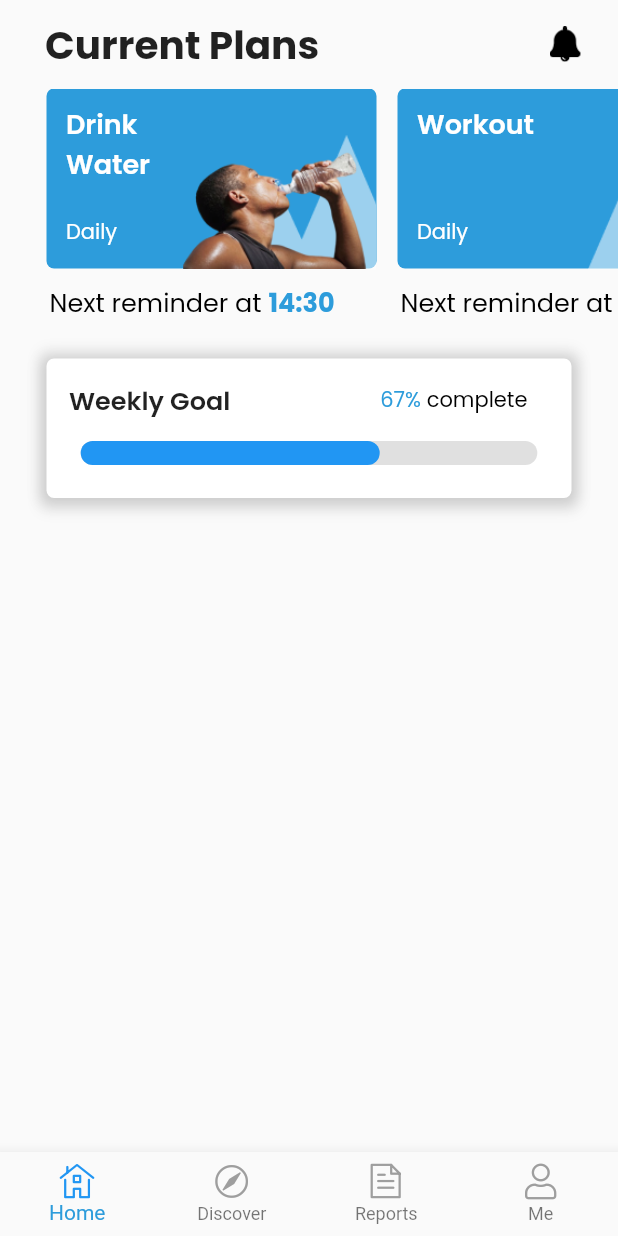
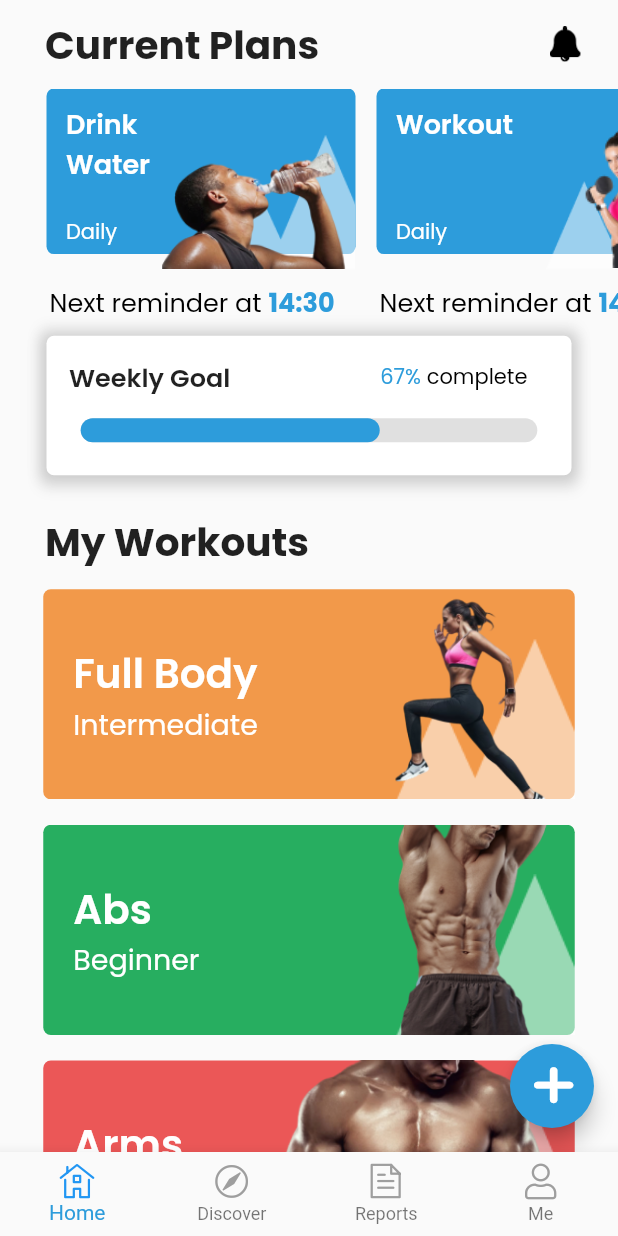
Before and after one commit to a-oboh/Fitminder, a Flutter app: the screen it shows after launch, on a phone screen of 412 x 824 dp. Run offline on Flutter 3.47's test engine with Material 2 defaults, Android fonts, the phone set to English and light mode, and no system bars; our stand-ins replace google_fonts.

Commit message:
complete first page

```diff
--- a/lib/customs/colors.dart
+++ b/lib/customs/colors.dart
@@ -2,5 +2,8 @@ import 'package:flutter/material.dart';
 
 class FitColors {
   static Color blue = Color(0xff2D9CDB);
+  static Color orange = Color(0xffF2994A);
+  static Color green = Color(0xffF27AE60);
+  static Color red = Color(0xffFEB5757);
   static Color background = Color(0xffE5E5E5);
 }
--- a/lib/customs/fitminder_icons.dart
+++ b/lib/customs/fitminder_icons.dart
@@ -24,9 +24,10 @@ class Fitminder {
 
   static const _kFontFam = 'Fitminder';
 
-  static const IconData compass = const IconData(0xe800, fontFamily: _kFontFam);
+  static const IconData discover = const IconData(0xe800, fontFamily: _kFontFam);
   static const IconData home = const IconData(0xe801, fontFamily: _kFontFam);
   static const IconData reports = const IconData(0xe802, fontFamily: _kFontFam);
   static const IconData me = const IconData(0xe803, fontFamily: _kFontFam);
-  static const IconData discover = const IconData(0xe804, fontFamily: _kFontFam);
+  static const IconData add = const IconData(0xe804, fontFamily: _kFontFam);
+  static const IconData compass = const IconData(0xe805, fontFamily: _kFontFam);
 }
--- /dev/null
+++ b/lib/customs/workout_card.dart
@@ -0,0 +1,67 @@
+import 'package:Fitminder/customs/colors.dart';
+import 'package:flutter/material.dart';
+import 'package:google_fonts/google_fonts.dart';
+
+class WorkOutCard extends StatelessWidget {
+  const WorkOutCard({
+    Key key,
+    this.firstText,
+    this.secondText,
+    this.color,
+    this.imagePosition,
+  }) : super(key: key);
+
+  final String firstText;
+  final String secondText;
+  final Color color;
+  final Positioned imagePosition;
+
+  @override
+  Widget build(BuildContext context) {
+    return Stack(
+      children: <Widget>[
+        Container(
+          height: MediaQuery.of(context).size.height * 0.17,
+          width: MediaQuery.of(context).size.width,
+          decoration: BoxDecoration(
+            color: color,
+            borderRadius: BorderRadius.all(Radius.circular(5)),
+          ),
+        ),
+        Positioned(
+          top: 36,
+          left: 20,
+          child: Column(
+            crossAxisAlignment: CrossAxisAlignment.start,
+            children: <Widget>[
+              Text(
+                firstText,
+                style: GoogleFonts.poppins(
+                  textStyle: TextStyle(color: Colors.white),
+                  fontWeight: FontWeight.w600,
+                  fontSize: 27,
+                ),
+              ),
+              Text(
+                secondText,
+                style: GoogleFonts.poppins(
+                  textStyle: TextStyle(color: Colors.white),
+                  fontSize: 19,
+                ),
+              ),
+            ],
+          ),
+        ),
+        Positioned(
+          top: 33,
+          right: 0.0,
+          child: Image.asset(
+            'assets/mountain_1.png',
+            height: 120,
+          ),
+        ),
+        imagePosition,
+      ],
+    );
+  }
+}
--- a/lib/home_page.dart
+++ b/lib/home_page.dart
@@ -3,6 +3,8 @@ import 'package:Fitminder/customs/fitminder_icons.dart';
 import 'package:Fitminder/placeholder.dart';
 import 'package:flutter/material.dart';
 import 'package:google_fonts/google_fonts.dart';
+
+import 'customs/workout_card.dart';
 
 class HomePage extends StatefulWidget {
   @override
@@ -12,9 +14,15 @@ class HomePage extends StatefulWidget {
 class _HomePageState extends State<HomePage> {
   @override
   Widget build(BuildContext context) {
+    var screenHeight = MediaQuery.of(context).size.height;
+    var screenWidth = MediaQuery.of(context).size.width;
+
     return Scaffold(
       body: SafeArea(
-        child: Column(
+        child: ListView(
+          physics: ClampingScrollPhysics(),
+          shrinkWrap: true,
+          // padding: EdgeInsets.only(left:15.0),
           // crossAxisAlignment: CrossAxisAlignment.start,
           children: <Widget>[
             Padding(
@@ -46,7 +54,7 @@ class _HomePageState extends State<HomePage> {
               ),
             ),
             Container(
-              height: 180,
+              height: MediaQuery.of(context).size.height * 0.2,
               child: ListView(
                 shrinkWrap: true,
                 scrollDirection: Axis.horizontal,
@@ -191,11 +199,100 @@ class _HomePageState extends State<HomePage> {
                     // height: 100,
                     percentCompleted: 0.7,
                   ),
-                )
+                ),
               ],
+            ),
+            Padding(
+              padding: const EdgeInsets.only(top: 25.0, left: 30.0),
+              child: Text(
+                'My Workouts',
+                style: GoogleFonts.poppins(
+                  // textStyle: TextStyle(color: Colors.blue, letterSpacing: .5),
+                  fontSize: 26,
+                  fontWeight: FontWeight.bold,
+                  fontStyle: FontStyle.normal,
+                ),
+              ),
+            ),
+            Container(
+              padding: EdgeInsets.only(top: 12.0),
+              margin: EdgeInsets.symmetric(horizontal: screenWidth * 0.07),
+              child: WorkOutCard(
+                firstText: "Full Body",
+                secondText: "Intermediate",
+                color: FitColors.orange,
+                imagePosition: Positioned(
+                  top: 3,
+                  right: 15,
+                  child: Image.asset(
+                    'assets/run.png',
+                    height: 150,
+                    // width: 70,
+                  ),
+                ),
+              ),
+            ),
+            Container(
+              padding: EdgeInsets.only(top: 17.0),
+              margin: EdgeInsets.symmetric(horizontal: screenWidth * 0.07),
+              child: WorkOutCard(
+                firstText: "Abs",
+                secondText: "Beginner",
+                color: FitColors.green,
+                imagePosition: Positioned(
+                  top: 0,
+                  right: 10,
+                  child: Image.asset(
+                    'assets/abs.png',
+                    height: 155,
+                    // width: 70,
+                  ),
+                ),
+              ),
+            ),
+            Container(
+              padding: EdgeInsets.only(top: 17.0),
+              margin: EdgeInsets.symmetric(horizontal: screenWidth * 0.07),
+              child: WorkOutCard(
+                firstText: "Arms",
+                secondText: "Advanced",
+                color: FitColors.red,
+                imagePosition: Positioned(
+                  top: 0,
+                  right: 10,
+                  child: Image.asset(
+                    'assets/arms.png',
+                    height: 155,
+                    // width: 70,
+                  ),
+                ),
+              ),
+            ),
+            Container(
+              padding: EdgeInsets.only(top: 17.0),
+              margin: EdgeInsets.symmetric(horizontal: screenWidth * 0.07),
+              child: WorkOutCard(
+                firstText: "Full Body",
+                secondText: "Beginner",
+                color: FitColors.green,
+                imagePosition: Positioned(
+                  top: 3,
+                  right: 15,
+                  child: Image.asset(
+                    'assets/run.png',
+                    height: 150,
+                    // width: 70,
+                  ),
+                ),
+              ),
             ),
           ],
         ),
+      ),
+      floatingActionButton: FloatingActionButton(
+        onPressed: () {},
+        backgroundColor: FitColors.blue,
+        child: Icon(Fitminder.add),
       ),
     );
   }
@@ -204,8 +301,8 @@ class _HomePageState extends State<HomePage> {
     return Stack(
       children: <Widget>[
         Container(
-          height: 120,
-          width: 220,
+          height: MediaQuery.of(context).size.height * 0.134,
+          width: MediaQuery.of(context).size.width * 0.5,
           decoration: BoxDecoration(
             color: FitColors.blue,
             borderRadius: BorderRadius.all(Radius.circular(5)),
--- a/lib/placeholder.dart
+++ b/lib/placeholder.dart
@@ -1,3 +1,4 @@
+import 'package:Fitminder/customs/colors.dart';
 import 'package:flutter/material.dart';
 
 class PlaceholderScreen extends StatelessWidget {
@@ -111,7 +112,7 @@ class MyPainter extends CustomPainter {
     canvas.drawLine(gp1, gp2, paint);
 
     //paint properties
-    paint.color = Colors.blue;
+    paint.color = FitColors.blue;
     paint.strokeCap = StrokeCap.round;
     paint.style = PaintingStyle.stroke;
     paint.strokeWidth = 16.0;
```
Also changed, not shown: assets/abs.png (added), assets/arms.png (added), assets/run.png (added), fonts/Fitminder.ttf.
